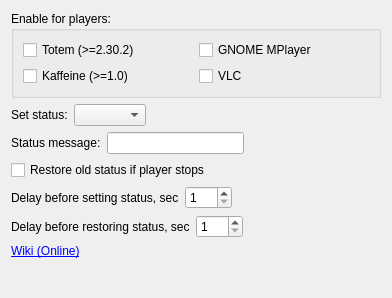
First picture: the form in unix/videostatusplugin/options.ui, repository psi-im/plugins, before the edit.
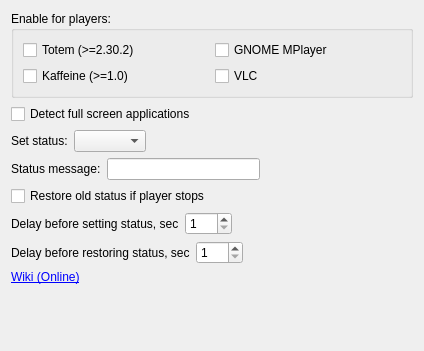
Second picture: the form after the edit.

Diff of the .ui file:
```diff
--- a/unix/videostatusplugin/options.ui
+++ b/unix/videostatusplugin/options.ui
@@ -6,8 +6,8 @@
    <rect>
     <x>0</x>
     <y>0</y>
-    <width>392</width>
-    <height>298</height>
+    <width>424</width>
+    <height>351</height>
    </rect>
   </property>
   <property name="windowTitle">
@@ -51,6 +51,13 @@
      </layout>
     </widget>
    </item>
+   <item>
+    <widget class="QCheckBox" name="cb_fullScreen">
+     <property name="text">
+      <string>Detect full screen applications</string>
+     </property>
+    </widget>
+   </item>
    <item>
     <layout class="QHBoxLayout" name="horizontalLayout">
      <item>
```
